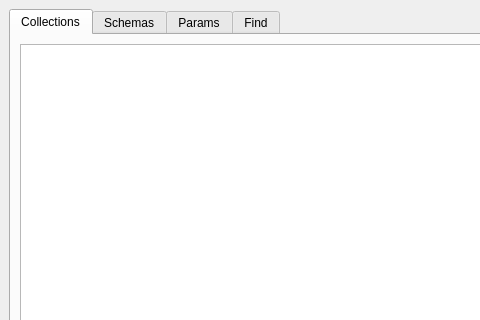
Qt form tables_editor.ui (waynegramlich/table_tools) before a commit; both pictures show x 0 to 480 and y 0 to 320 of the 800 by 846 pixel window.
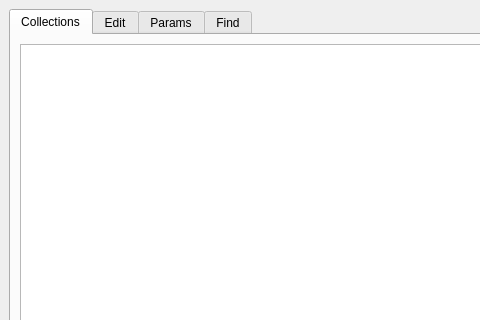
The same form after that commit. The open tabs and pages were chosen to show the change.

Commit message: Added url attribute to <Table ...> XML.

The edit to the form file:
```diff
--- a/tables_editor.ui
+++ b/tables_editor.ui
@@ -59,7 +59,7 @@
         </sizepolicy>
        </property>
        <attribute name="title">
-        <string>Schemas</string>
+        <string>Edit</string>
        </attribute>
        <layout class="QGridLayout" name="gridLayout_2">
         <item row="1" column="0">
```
Left out of the diff: 4 changed lines with no effect on the pictures. The commit also changes 2 other files.
